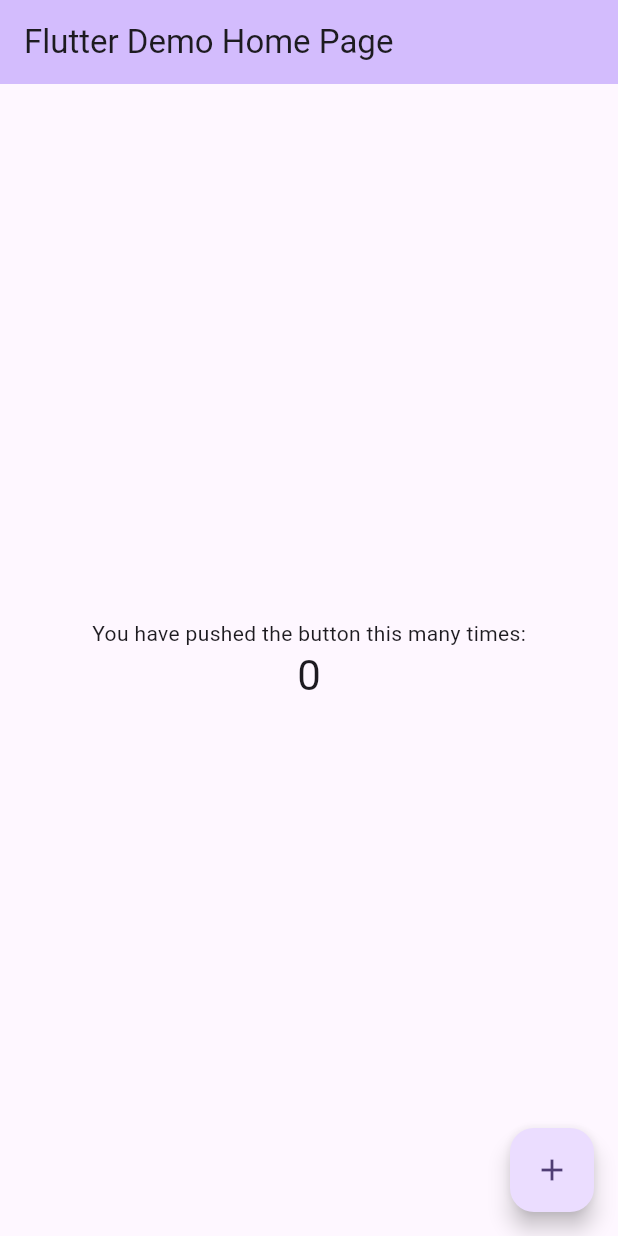
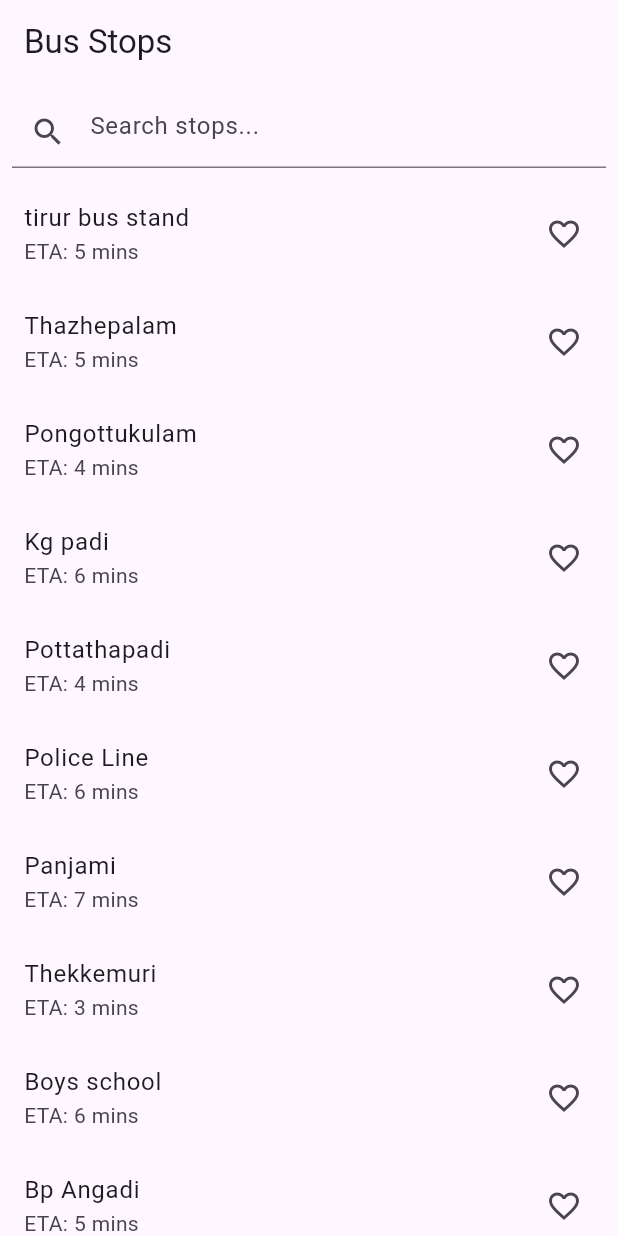
Before and after one commit to ayushsomani10/bus_stops_app, a Flutter app: the screen it shows after launch, on a phone screen of 412 x 824 dp. Run offline on Flutter 3.47's test engine with Material 3 defaults, Android fonts, the phone set to English and light mode, and no system bars; our stand-ins replace shared_preferences.

Commit message:
main code now

```diff
--- a/lib/main.dart
+++ b/lib/main.dart
@@ -1,122 +1,106 @@
 import 'package:flutter/material.dart';
+import 'models/stop.dart';
+import 'services/data_service.dart';
+import 'services/favorite_service.dart';
+import 'detail_screen.dart';
 
 void main() {
-  runApp(const MyApp());
+  runApp(const BusStopsApp());
 }
 
-class MyApp extends StatelessWidget {
-  const MyApp({super.key});
+class BusStopsApp extends StatelessWidget {
+  const BusStopsApp({super.key});
 
-  // This widget is the root of your application.
   @override
   Widget build(BuildContext context) {
     return MaterialApp(
-      title: 'Flutter Demo',
-      theme: ThemeData(
-        // This is the theme of your application.
-        //
-        // TRY THIS: Try running your application with "flutter run". You'll see
-        // the application has a purple toolbar. Then, without quitting the app,
-        // try changing the seedColor in the colorScheme below to Colors.green
-        // and then invoke "hot reload" (save your changes or press the "hot
-        // reload" button in a Flutter-supported IDE, or press "r" if you used
-        // the command line to start the app).
-        //
-        // Notice that the counter didn't reset back to zero; the application
-        // state is not lost during the reload. To reset the state, use hot
-        // restart instead.
-        //
-        // This works for code too, not just values: Most code changes can be
-        // tested with just a hot reload.
-        colorScheme: ColorScheme.fromSeed(seedColor: Colors.deepPurple),
-      ),
-      home: const MyHomePage(title: 'Flutter Demo Home Page'),
+      title: 'Bus Stops',
+      theme: ThemeData(primarySwatch: Colors.blue),
+      home: const StopsListScreen(),
     );
   }
 }
 
-class MyHomePage extends StatefulWidget {
-  const MyHomePage({super.key, required this.title});
-
-  // This widget is the home page of your application. It is stateful, meaning
-  // that it has a State object (defined below) that contains fields that affect
-  // how it looks.
-
-  // This class is the configuration for the state. It holds the values (in this
-  // case the title) provided by the parent (in this case the App widget) and
-  // used by the build method of the State. Fields in a Widget subclass are
-  // always marked "final".
-
-  final String title;
+class StopsListScreen extends StatefulWidget {
+  const StopsListScreen({super.key});
 
   @override
-  State<MyHomePage> createState() => _MyHomePageState();
+  State<StopsListScreen> createState() => _StopsListScreenState();
 }
 
-class _MyHomePageState extends State<MyHomePage> {
-  int _counter = 0;
+class _StopsListScreenState extends State<StopsListScreen> {
+  List<Stop> stops = [];
+  List<Stop> filteredStops = [];
+  List<String> favorites = [];
 
-  void _incrementCounter() {
+  @override
+  void initState() {
+    super.initState();
+    _loadData();
+  }
+
+  Future<void> _loadData() async {
+    final data = await DataService.loadStops();
+    final favs = await FavoriteService.getFavorites();
     setState(() {
-      // This call to setState tells the Flutter framework that something has
-      // changed in this State, which causes it to rerun the build method below
-      // so that the display can reflect the updated values. If we changed
-      // _counter without calling setState(), then the build method would not be
-      // called again, and so nothing would appear to happen.
-      _counter++;
+      stops = data;
+      filteredStops = data;
+      favorites = favs;
+    });
+  }
+
+  void _filterStops(String query) {
+    setState(() {
+      filteredStops = stops
+          .where((s) => s.stopname.toLowerCase().contains(query.toLowerCase()))
+          .toList();
     });
   }
 
   @override
   Widget build(BuildContext context) {
-    // This method is rerun every time setState is called, for instance as done
-    // by the _incrementCounter method above.
-    //
-    // The Flutter framework has been optimized to make rerunning build methods
-    // fast, so that you can just rebuild anything that needs updating rather
-    // than having to individually change instances of widgets.
     return Scaffold(
-      appBar: AppBar(
-        // TRY THIS: Try changing the color here to a specific color (to
-        // Colors.amber, perhaps?) and trigger a hot reload to see the AppBar
-        // change color while the other colors stay the same.
-        backgroundColor: Theme.of(context).colorScheme.inversePrimary,
-        // Here we take the value from the MyHomePage object that was created by
-        // the App.build method, and use it to set our appbar title.
-        title: Text(widget.title),
+      appBar: AppBar(title: const Text("Bus Stops")),
+      body: Column(
+        children: [
+          Padding(
+            padding: const EdgeInsets.all(8.0),
+            child: TextField(
+              decoration: const InputDecoration(
+                prefixIcon: Icon(Icons.search),
+                hintText: "Search stops...",
+              ),
+              onChanged: _filterStops,
+            ),
+          ),
+          Expanded(
+            child: ListView.builder(
+              itemCount: filteredStops.length,
+              itemBuilder: (context, index) {
+                final stop = filteredStops[index];
+                final isFav = favorites.contains(stop.stopname);
+                return ListTile(
+                  title: Text(stop.stopname),
+                  subtitle: Text("ETA: ${stop.timedifference} mins"),
+                  trailing: Icon(
+                    isFav ? Icons.favorite : Icons.favorite_border,
+                    color: isFav ? Colors.red : null,
+                  ),
+                  onTap: () async {
+                    final updated = await Navigator.push(
+                      context,
+                      MaterialPageRoute(
+                        builder: (_) => DetailScreen(stop: stop),
+                      ),
+                    );
+                    if (updated == true) _loadData();
+                  },
+                );
+              },
+            ),
+          ),
+        ],
       ),
-      body: Center(
-        // Center is a layout widget. It takes a single child and positions it
-        // in the middle of the parent.
-        child: Column(
-          // Column is also a layout widget. It takes a list of children and
-          // arranges them vertically. By default, it sizes itself to fit its
-          // children horizontally, and tries to be as tall as its parent.
-          //
-          // Column has various properties to control how it sizes itself and
-          // how it positions its children. Here we use mainAxisAlignment to
-          // center the children vertically; the main axis here is the vertical
-          // axis because Columns are vertical (the cross axis would be
-          // horizontal).
-          //
-          // TRY THIS: Invoke "debug painting" (choose the "Toggle Debug Paint"
-          // action in the IDE, or press "p" in the console), to see the
-          // wireframe for each widget.
-          mainAxisAlignment: MainAxisAlignment.center,
-          children: <Widget>[
-            const Text('You have pushed the button this many times:'),
-            Text(
-              '$_counter',
-              style: Theme.of(context).textTheme.headlineMedium,
-            ),
-          ],
-        ),
-      ),
-      floatingActionButton: FloatingActionButton(
-        onPressed: _incrementCounter,
-        tooltip: 'Increment',
-        child: const Icon(Icons.add),
-      ), // This trailing comma makes auto-formatting nicer for build methods.
     );
   }
 }
```
Also changed, not shown: lib/detail_screen.dart (added, +57 -0 lines).
